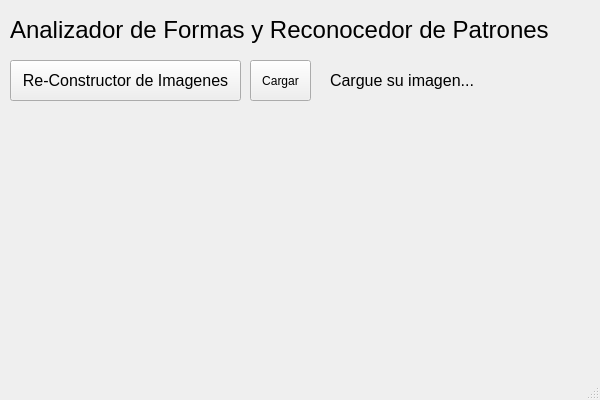
Old version of the form ventanaPrincipal.ui in the repository Santiago-vdk/Proyecto-1_CE-2103.
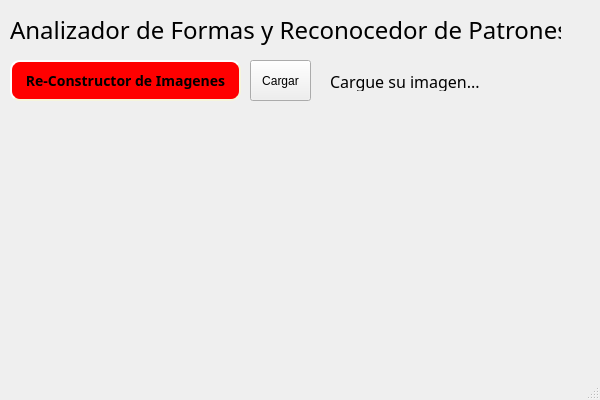
New version of the form.

Commit message: Cambios esteticos

```diff
--- a/ventanaPrincipal.ui
+++ b/ventanaPrincipal.ui
@@ -19,8 +19,8 @@
   <property name="windowTitle">
    <string>MainWindow</string>
   </property>
-  <property name="autoFillBackground">
-   <bool>false</bool>
+  <property name="styleSheet">
+   <string notr="true">font: 8pt &quot;8_bit_1_6&quot;;</string>
   </property>
   <widget class="QWidget" name="centralwidget">
    <widget class="QPushButton" name="pushButton">
@@ -34,10 +34,23 @@
     </property>
     <property name="font">
      <font>
-      <family>Arial</family>
-      <pointsize>12</pointsize>
+      <family>8_bit_1_6</family>
+      <pointsize>-1</pointsize>
+      <weight>75</weight>
+      <italic>false</italic>
+      <bold>true</bold>
      </font>
     </property>
+    <property name="styleSheet">
+     <string notr="true"> background-color: red;
+     border-style: outset;
+     border-width: 2px;
+     border-radius: 10px;
+     border-color: beige;
+     font: bold 14px;
+     min-width: 10em;
+     padding: 6px;</string>
+    </property>
     <property name="text">
      <string>Re-Constructor de Imagenes</string>
     </property>
@@ -53,8 +66,11 @@
     </property>
     <property name="font">
      <font>
-      <family>Arial</family>
+      <family>8_bit_1_6</family>
+      <pointsize>8</pointsize>
+      <weight>50</weight>
       <italic>false</italic>
+      <bold>false</bold>
      </font>
     </property>
     <property name="text">
@@ -72,7 +88,11 @@
     </property>
     <property name="font">
      <font>
-      <pointsize>10</pointsize>
+      <family>8_bit_1_6</family>
+      <pointsize>8</pointsize>
+      <weight>50</weight>
+      <italic>false</italic>
+      <bold>false</bold>
      </font>
     </property>
     <property name="text">
```
Left out of the diff: 2 changed lines with no effect on the pictures.
